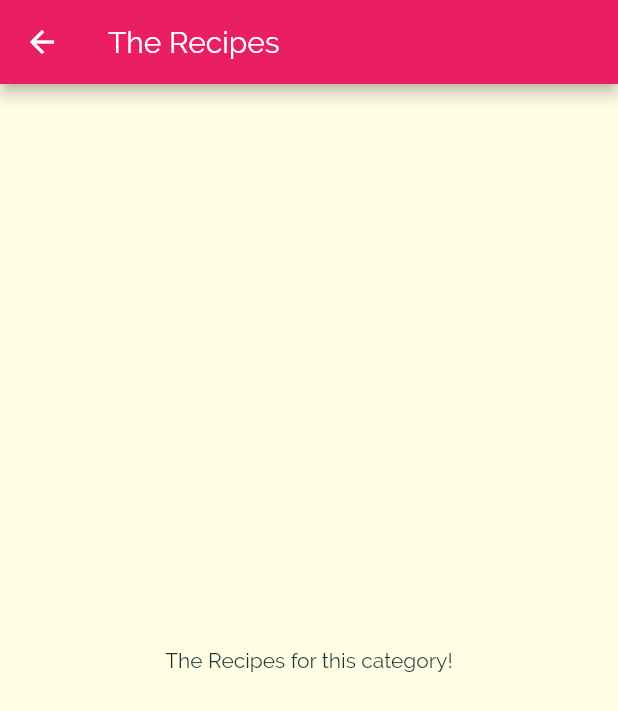
After one commit to My-Flutter-Learning/meals_app, a Flutter app: the screen it shows after launch, after a tap on "Italian", on a phone screen of 412 x 824 dp. The commit adds this screen. Shown: the top 711 px of the screen. Run offline on Flutter 3.47's test engine with Material 2 defaults, Android fonts, the phone set to English and light mode, and no system bars.

Commit message:
Navigating to a new page

```diff
--- a/lib/category_item.dart
+++ b/lib/category_item.dart
@@ -1,5 +1,5 @@
 import 'package:flutter/material.dart';
-
+import 'package:meals_app/screens/category_meals_screen.dart';
 
 class CategoryItem extends StatelessWidget {
   final String title;
@@ -7,23 +7,31 @@ class CategoryItem extends StatelessWidget {
 
   const CategoryItem(this.title, this.color, {Key? key}) : super(key: key);
 
+  void selectCategory(BuildContext ctx) {
+    Navigator.of(ctx).push(MaterialPageRoute(builder: (_) {
+      return const CategoryMealsScreen();
+    }));
+  }
+
   @override
   Widget build(BuildContext context) {
-    return Container(
+    return InkWell(
+      onTap: () => selectCategory(context),
+      splashColor: Theme.of(context).primaryColor,
+      borderRadius: BorderRadius.circular(15),
+      child: Container(
         padding: const EdgeInsets.all(10),
         child: Text(
           title,
           style: Theme.of(context).textTheme.titleMedium,
         ),
         decoration: BoxDecoration(
-          gradient: LinearGradient(
-            colors: [
+          gradient: LinearGradient(colors: [
             color.withOpacity(0.7),
             color,
-            ],
-            begin: Alignment.topCenter,
-            end: Alignment.bottomCenter),
+          ], begin: Alignment.topCenter, end: Alignment.bottomCenter),
           borderRadius: BorderRadius.circular(15),
+        ),
       ),
     );
   }
--- a/lib/main.dart
+++ b/lib/main.dart
@@ -1,5 +1,5 @@
 import 'package:flutter/material.dart';
-import './categories_screen.dart';
+import 'screens/categories_screen.dart';
 
 void main() {
   runApp(const MyApp());
--- a/lib/categories_screen.dart
+++ b/lib/screens/categories_screen.dart
@@ -1,7 +1,7 @@
 import 'package:flutter/material.dart';
 import 'package:meals_app/category_item.dart';
 
-import './dummy_data.dart';
+import '../dummy_data.dart';
 
 class CategoriesScreen extends StatelessWidget {
   const CategoriesScreen({ Key? key }) : super(key: key);
--- /dev/null
+++ b/lib/screens/category_meals_screen.dart
@@ -0,0 +1,15 @@
+import 'package:flutter/material.dart';
+
+class CategoryMealsScreen extends StatelessWidget {
+  const CategoryMealsScreen({ Key? key }) : super(key: key);
+
+  @override
+  Widget build(BuildContext context) {
+    return  Scaffold(
+      appBar: AppBar(title: const Text('The Recipes'),),
+      body: const Center(
+        child: Text('The Recipes for this category!'),
+      ),
+    );
+  }
+}
```
Lines whose indentation alone changed are shown as unchanged.
